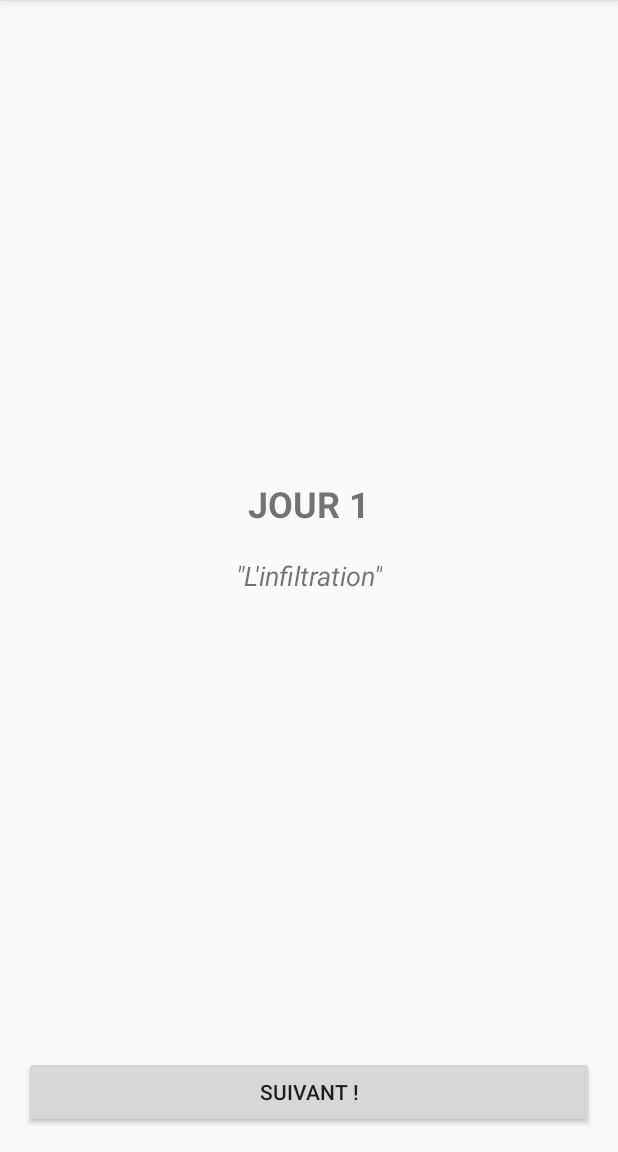
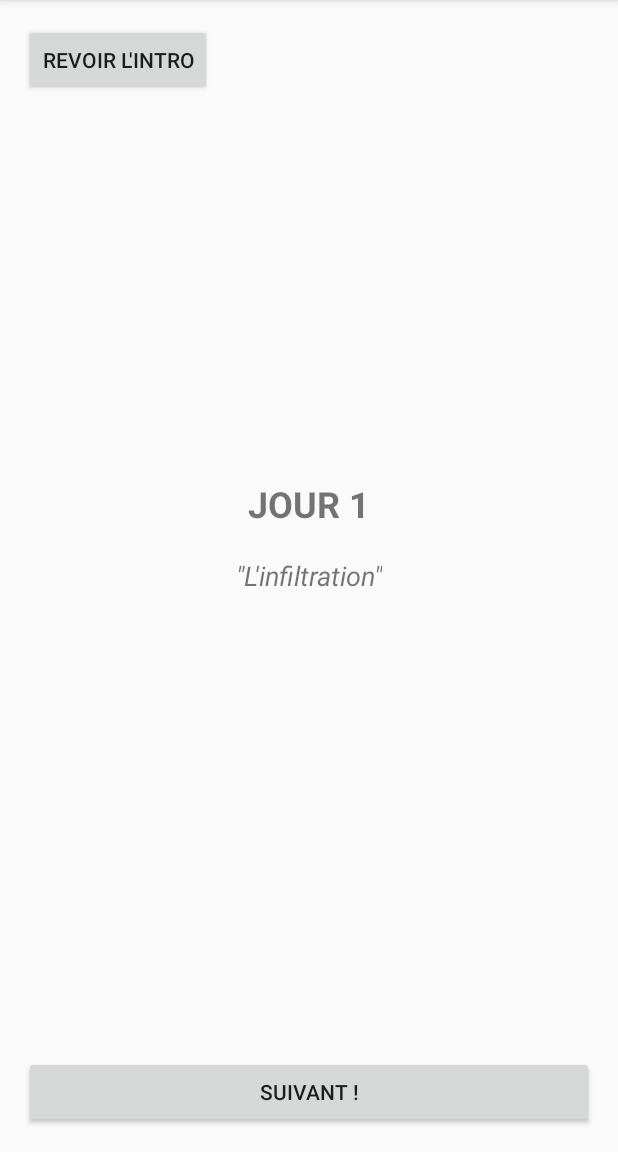
Before and after one commit to thomas40510/achristophe-story, an Android app: the day1 screen opened directly, with no data from a screen before it, on a phone screen of 412 x 824 dp, the part 84-1236 px from its top. Run offline under Robolectric (Android 15) with nearby library versions, the phone set to English and light mode, and no system bars; libraries missing offline, so code that uses them is left out: io.smooch.ui.

Commit message:
achristophe-story 08/08@16:13

```diff
--- a/app/src/main/java/com/example/studioquaiouest/myapplication/achieveD1.java
+++ b/app/src/main/java/com/example/studioquaiouest/myapplication/achieveD1.java
@@ -2,6 +2,7 @@ package com.example.studioquaiouest.myapplication;
 
 import android.app.Activity;
 import android.content.Context;
+import android.content.Intent;
 import android.content.SharedPreferences;
 import android.os.Bundle;
 import android.support.v7.app.AppCompatActivity;
--- a/app/src/main/java/com/example/studioquaiouest/myapplication/day1.java
+++ b/app/src/main/java/com/example/studioquaiouest/myapplication/day1.java
@@ -64,6 +64,12 @@ public class day1 extends AppCompatActivity {
         }
     }
 
+    public void gotoIntro (View view){
+        Intent intro = new Intent(this, intro.class);
+        gotoNext(view);
+        startActivity(intro);
+    }
+
     public void gotoNext (View view){
         Intent intent = new Intent(this, screen2.class);
         intent.putExtra("screenshot", 1);
--- a/app/src/main/java/com/example/studioquaiouest/myapplication/epilogue.java
+++ b/app/src/main/java/com/example/studioquaiouest/myapplication/epilogue.java
@@ -24,6 +24,7 @@ public class epilogue extends AppCompatActivity {
     protected void onCreate(Bundle savedInstanceState) {
         super.onCreate(savedInstanceState);
         setContentView(R.layout.activity_epilogue);
+        setTitle("\"Le Spectacle\" - Épilogue");
 
         e = 63;
         setEpi();
--- a/app/src/main/java/com/example/studioquaiouest/myapplication/screen65.java
+++ b/app/src/main/java/com/example/studioquaiouest/myapplication/screen65.java
@@ -64,13 +64,13 @@ public class screen65 extends AppCompatActivity {
         n = 0;
         unlockCount(view);
 
-        n = 19; //for Dev
+        n = 19; //for Dev// TODO : remove for final release
 
         if (n >= 19){
             findViewById(R.id.txtWrong).setVisibility(View.INVISIBLE);
             AlertDialog.Builder builder = new AlertDialog.Builder(this);
             builder.setTitle("Félicitations !")
-                    .setMessage("Je crois qu nous avons trouvé un nouvel expert... Vous pouvez passer à la suite.")
+                    .setMessage("Je crois que nous avons trouvé un nouvel expert... Vous pouvez passer à la suite.")
                     .setPositiveButton("C'est parti !", new DialogInterface.OnClickListener() {
                         @Override
                         public void onClick(DialogInterface dialogInterface, int i) {
--- a/app/src/main/res/layout/activity_day1.xml
+++ b/app/src/main/res/layout/activity_day1.xml
@@ -42,4 +42,13 @@
         android:layout_centerVertical="true"
         android:layout_centerHorizontal="true" />
 
+    <Button
+        android:id="@+id/button41"
+        android:layout_width="wrap_content"
+        android:layout_height="wrap_content"
+        android:layout_alignParentStart="true"
+        android:layout_alignParentTop="true"
+        android:onClick="gotoIntro"
+        android:text="revoir l'intro" />
+
 </RelativeLayout>
```
Also changed, not shown: app/src/main/java/com/example/studioquaiouest/myapplication/Password.java (+9 -2 lines), app/src/main/res/layout/activity_day6.xml (+0 -9 lines), 57 other files.
